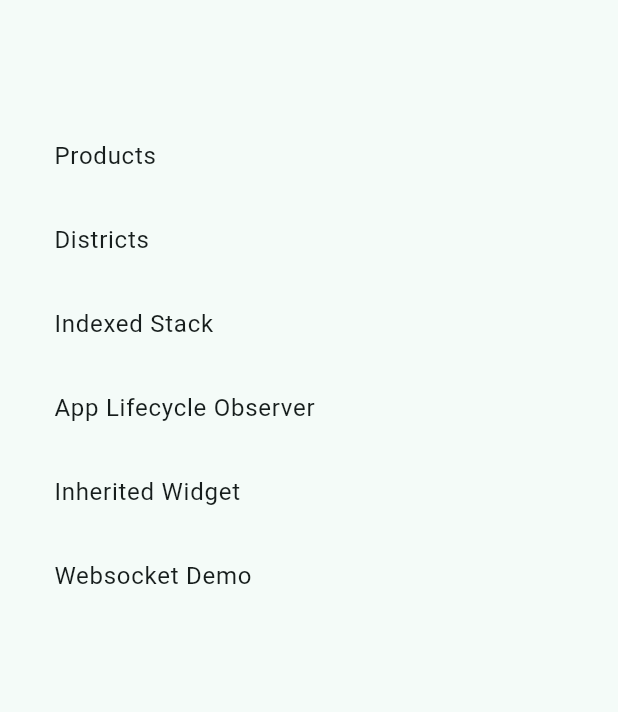
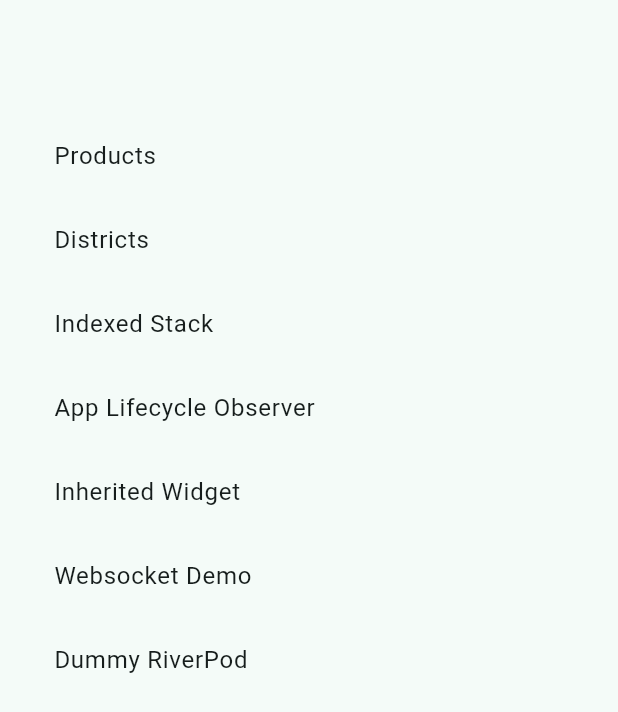
Before and after one commit to MdZunaed/dummy_app, a Flutter app: the screen it shows after launch, on a phone screen of 412 x 824 dp. Shown: the top 712 px of the screen. Run offline on Flutter 3.47's test engine with Material 3 defaults, Android fonts, the phone set to English and light mode, and no system bars; our stand-ins replace dio, flutter_riverpod, go_router.

Commit message:
riverpod basic

```diff
--- a/lib/features/home/screen/home_screen.dart
+++ b/lib/features/home/screen/home_screen.dart
@@ -37,6 +37,10 @@ class HomeScreen extends StatelessWidget {
               title: const Text("Websocket Demo"),
               onTap: () => context.push(AppRoutes.websocketDemo),
             ),
+            ListTile(
+              title: const Text("Dummy RiverPod"),
+              onTap: () => context.push(AppRoutes.riverPod),
+            ),
           ],
         ),
       ),
--- a/lib/helpers/app_routes.dart
+++ b/lib/helpers/app_routes.dart
@@ -7,6 +7,7 @@ import 'package:dummy_app/features/indexed_stack/screen/indexed_stack_screen.dar
 import 'package:dummy_app/features/inherited_widget/screen/inherited_widget.dart';
 import 'package:dummy_app/features/lifecycle_observer/screen/lifecycle_observer_screen.dart';
 import 'package:dummy_app/features/pencilbox_districts/view/districts_view.dart';
+import 'package:dummy_app/features/riverpod/screens/dummy_riverpod.dart';
 import 'package:dummy_app/features/websocket/screens/websocket_demo.dart';
 import 'package:go_router/go_router.dart';
 
@@ -20,6 +21,7 @@ class AppRoutes {
   static const String lifecycleObserver = '/lifecycle-observer';
   static const String inheritedWidget = '/inherited-widget';
   static const String websocketDemo = '/websocket-demo';
+  static const String riverPod = '/riverpod';
   static GoRouter routes = GoRouter(
     initialLocation: initial,
     routerNeglect: false,
@@ -42,6 +44,7 @@ class AppRoutes {
       GoRoute(path: lifecycleObserver, builder: (context, state) => const AppLifecycleObserver()),
       GoRoute(path: inheritedWidget, builder: (context, state) => const CounterScreen()),
       GoRoute(path: websocketDemo, builder: (context, state) => const WebsocketDemo()),
+      GoRoute(path: riverPod, builder: (context, state) => const DummyRiverPod()),
     ],
   );
 }
--- a/lib/main.dart
+++ b/lib/main.dart
@@ -1,6 +1,7 @@
 import 'package:dummy_app/features/pencilbox_districts/view_model/district_view_model.dart';
 import 'package:dummy_app/helpers/app_routes.dart';
 import 'package:flutter/material.dart';
+import 'package:flutter_riverpod/flutter_riverpod.dart' as riverpod;
 import 'package:provider/provider.dart';
 
 void main() {
@@ -16,6 +17,7 @@ class MyApp extends StatelessWidget {
       providers: [
         ChangeNotifierProvider(create: (_) => DistrictViewModel()),
       ],
+      child: riverpod.ProviderScope(
         child: MaterialApp.router(
           debugShowCheckedModeBanner: false,
           title: 'Dummy App',
@@ -26,6 +28,7 @@ class MyApp extends StatelessWidget {
           routerConfig: AppRoutes.routes,
           //home: const HomePage(),
         ),
+      ),
     );
   }
 }
--- a/pubspec.yaml
+++ b/pubspec.yaml
@@ -38,6 +38,7 @@ dependencies:
   dio: ^5.8.0+1
   provider: ^6.1.4
   web_socket_channel: ^3.0.3
+  flutter_riverpod: ^2.6.1
 
 dev_dependencies:
   flutter_test:
```
Also changed, not shown: lib/features/riverpod/provider/dummy_provider.dart (added, +10 -0 lines), lib/features/riverpod/screens/dummy_riverpod.dart (added, +120 -0 lines), pubspec.lock. Lines whose indentation alone changed are shown as unchanged.
